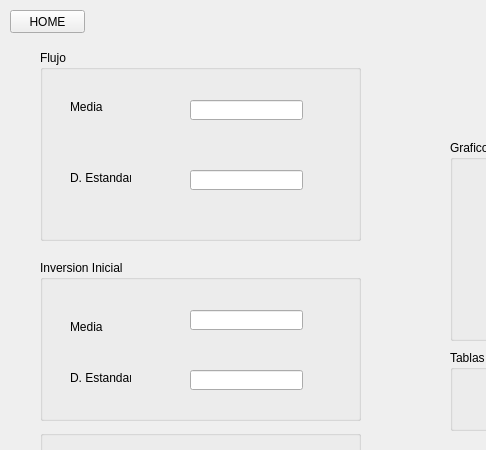
This is escenario_1/ventanaesc1.ui in Sei444/evaluacion_de_inversiones as Qt 5 draws it before an edit; both pictures show x 0 to 486 and y 0 to 450 of the 1060 by 639 pixel window. The edited form follows.
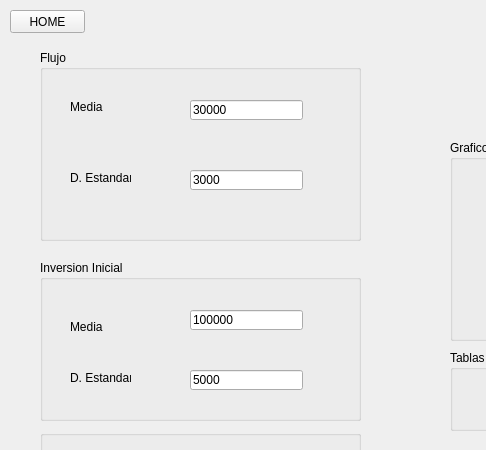
This is the edited form.

```diff
--- a/escenario_1/ventanaesc1.ui
+++ b/escenario_1/ventanaesc1.ui
@@ -61,6 +61,9 @@
        <height>20</height>
       </rect>
      </property>
+     <property name="text">
+      <string>30000</string>
+     </property>
     </widget>
     <widget class="QLineEdit" name="desviacionE_flujo">
      <property name="geometry">
@@ -71,6 +74,9 @@
        <height>20</height>
       </rect>
      </property>
+     <property name="text">
+      <string>3000</string>
+     </property>
     </widget>
    </widget>
    <widget class="QGroupBox" name="groupBox_2">
@@ -120,6 +126,9 @@
        <height>20</height>
       </rect>
      </property>
+     <property name="text">
+      <string>100000</string>
+     </property>
     </widget>
     <widget class="QLineEdit" name="desviacionE_inv">
      <property name="geometry">
@@ -130,6 +139,9 @@
        <height>20</height>
       </rect>
      </property>
+     <property name="text">
+      <string>5000</string>
+     </property>
     </widget>
    </widget>
    <widget class="QPushButton" name="boton_home">
```
